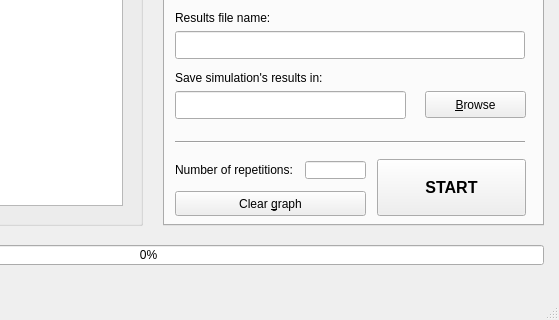
First picture: the form in ppSimulator.ui, repository VakelHente/PPSimulator, before the edit; both pictures show x 267 to 826 and y 365 to 685 of the 826 by 685 pixel window.
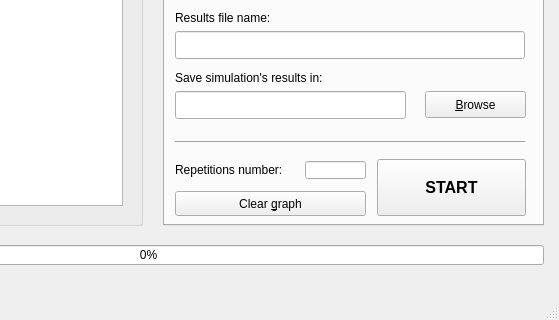
Second picture: the form after the edit.

What changed in the file:
```diff
--- a/ppSimulator.ui
+++ b/ppSimulator.ui
@@ -188,8 +188,20 @@
         <height>33</height>
        </rect>
       </property>
+      <property name="minimumSize">
+       <size>
+        <width>0</width>
+        <height>0</height>
+       </size>
+      </property>
+      <property name="maximumSize">
+       <size>
+        <width>130</width>
+        <height>33</height>
+       </size>
+      </property>
       <property name="text">
-       <string>Number of repetitions:</string>
+       <string>Repetitions number:</string>
       </property>
      </widget>
      <widget class="QLineEdit" name="txtNumberRepetitions_Single">
```
Left out of the diff: 25 changed lines with no effect on the pictures.
